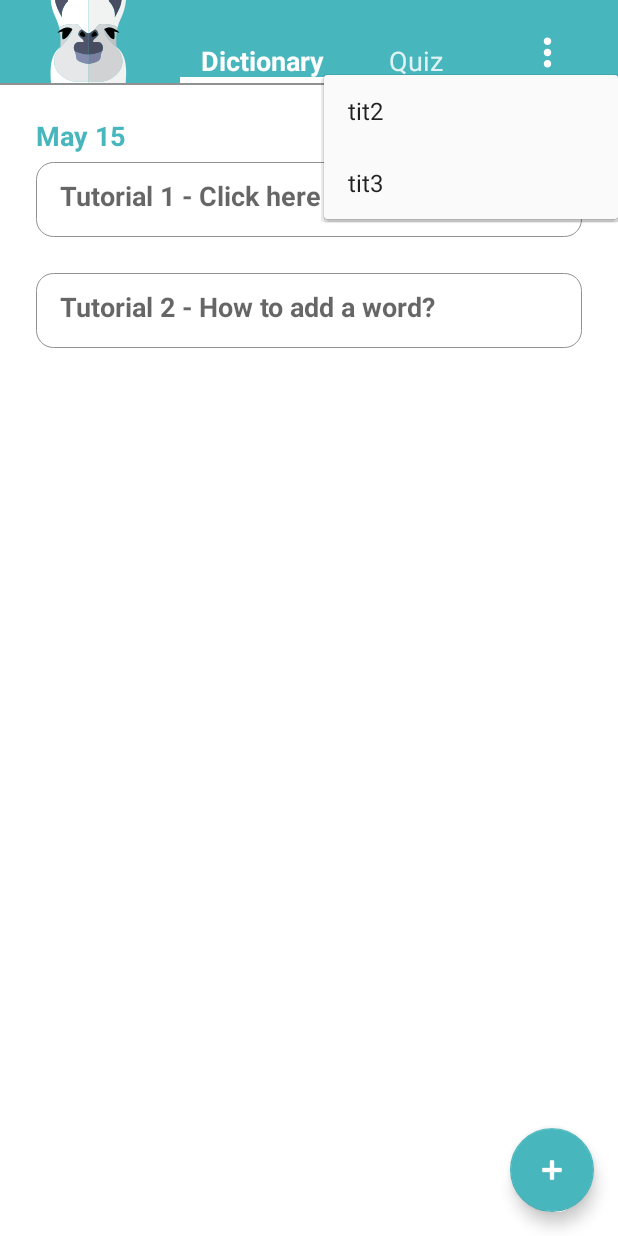
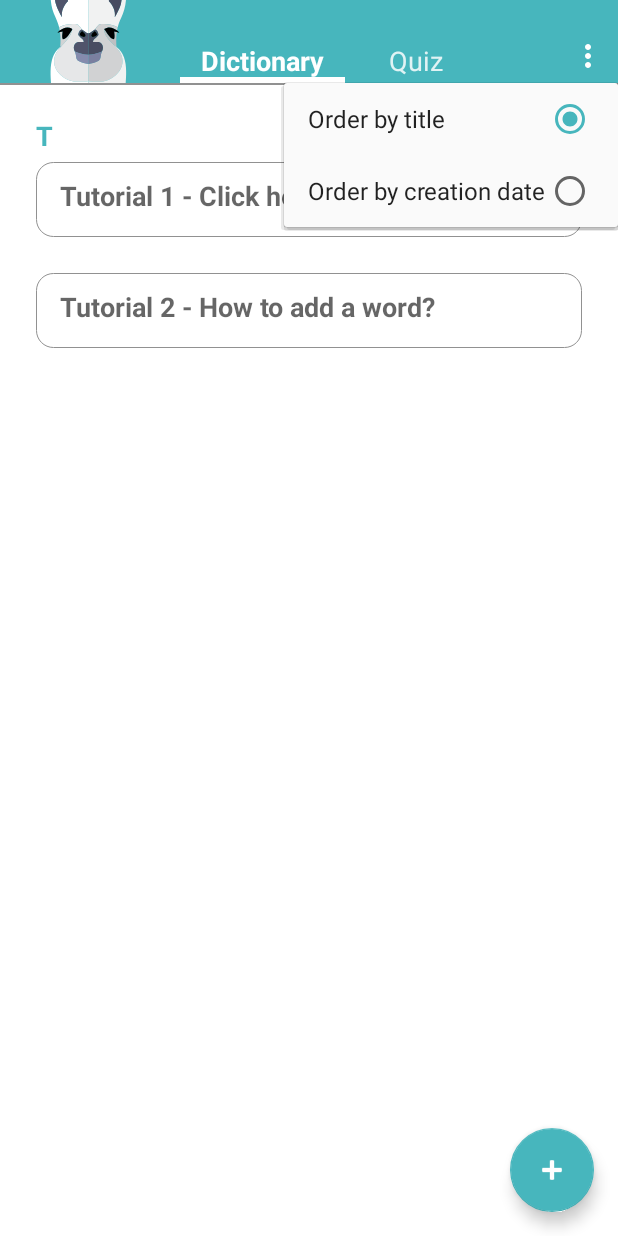
Before and after one commit to OresteVisari/prof-lama, an Android app: the screen it shows after launch (MainActivity), after a tap on an icon or button, on a phone screen of 412 x 824 dp. Run offline under Robolectric (Android 15) with nearby library versions, the light colour scheme and no system bars; libraries missing offline, so code that uses them is left out: org.commonmark.node, org.commonmark.parser, org.commonmark.renderer; 2 statements that could not run were skipped; 2 other taps on this screen came first.

Commit message:
Impove the option menu

```diff
--- a/app/src/main/java/fr/pbenoit/proflama/activities/MainActivity.java
+++ b/app/src/main/java/fr/pbenoit/proflama/activities/MainActivity.java
@@ -107,12 +107,15 @@ public class MainActivity extends AppCompatActivity implements AddNoteDialog.Add
         //notesView.setAdapter(new EditionNoteAdapter(this, NotesUtils.getUncompleteNote(notes)));
     }
 
+    public void changeOrder() {
+        Note.toggleMode();
+        Collections.sort(notes);
+        notesView.setAdapter(new NoteAdapter(this, notes));
+        return;
+    }
 
     public void openMainPage() {
         if (MenuController.CURRENT_MENU == MenuController.ALL) {
-            Note.toggleMode();
-            Collections.sort(notes);
-            notesView.setAdapter(new NoteAdapter(this, notes));
             return;
         }
 
--- a/app/src/main/java/fr/pbenoit/proflama/controller/MenuController.java
+++ b/app/src/main/java/fr/pbenoit/proflama/controller/MenuController.java
@@ -2,11 +2,13 @@ package fr.pbenoit.proflama.controller;
 
 import android.graphics.Typeface;
 import android.view.MenuInflater;
+import android.view.MenuItem;
 import android.view.View;
 import android.widget.ImageView;
 import android.widget.ListView;
 import android.widget.TextView;
 
+import androidx.appcompat.view.ContextThemeWrapper;
 import androidx.appcompat.widget.PopupMenu;
 
 import fr.pbenoit.proflama.R;
@@ -29,9 +31,9 @@ public class MenuController {
         this.menuItemAll = activity.findViewById(R.id.textMenuAll);
         this.menuItemTraining = activity.findViewById(R.id.textMenuTraining);
         this.optionMenuView = activity.findViewById(R.id.option_menu_icon);
-        this.popupMenu = new PopupMenu(activity, this.optionMenuView);
-        MenuInflater inflater = this.popupMenu.getMenuInflater();
-        inflater.inflate(R.menu.option_menu, this.popupMenu.getMenu());
+
+        ContextThemeWrapper wrapper = new ContextThemeWrapper(activity, R.style.MyPopupTheme);
+        this.popupMenu = new PopupMenu(wrapper, this.optionMenuView);
 
         View.OnClickListener onClickMainPageMenu = new View.OnClickListener() {
             @Override
@@ -57,6 +59,21 @@ public class MenuController {
         menuItemAll.setOnClickListener(onClickMainPageMenu);
         menuItemTraining.setOnClickListener(onClickTrainingMenu);
         optionMenuView.setOnClickListener(onClickOptionMenu);
+
+        MenuInflater inflater = this.popupMenu.getMenuInflater();
+        inflater.inflate(R.menu.option_menu, this.popupMenu.getMenu());
+        this.popupMenu.getMenu().getItem(0).setChecked(true);
+        this.popupMenu.setOnMenuItemClickListener(new PopupMenu.OnMenuItemClickListener() {
+            @Override
+            public boolean onMenuItemClick(MenuItem item) {
+                if (item.isChecked()) {
+                    return false;
+                }
+                item.setChecked(true);
+                activity.changeOrder();
+                return true;
+            }
+        });
     }
 
     public void enableMenu(String name) {
@@ -75,10 +92,6 @@ public class MenuController {
         }
     }
 
-    public TextView getMenuItemTraining() {
-        return this.menuItemAll;
-    }
-
     private void enableMenuItem(TextView view) {
         view.setBackgroundResource(R.drawable.border);
         view.setTypeface(null, Typeface.BOLD);
--- a/app/src/main/res/layout/menu.xml
+++ b/app/src/main/res/layout/menu.xml
@@ -55,20 +55,23 @@
                 android:textSize="18sp" />
         </FrameLayout>
 
-        <FrameLayout
+        <RelativeLayout
             android:layout_width="match_parent"
             android:layout_height="match_parent"
-            android:paddingLeft="350dp"
-            android:paddingTop="20dp">
+            >
 
             <ImageView
                 android:id="@+id/option_menu_icon"
                 android:layout_width="30dp"
                 android:layout_height="30dp"
                 android:scaleType="centerCrop"
+                android:layout_alignParentRight="true"
+                android:layout_alignParentBottom="true"
+                android:paddingBottom="6dp"
+                android:paddingRight="10dp"
                 app:srcCompat="@drawable/ic_more_vert_white_24dp" />
 
-        </FrameLayout>
+        </RelativeLayout>
     </FrameLayout>
     <View
         android:id="@+id/divider"
--- a/app/src/main/res/menu/option_menu.xml
+++ b/app/src/main/res/menu/option_menu.xml
@@ -2,12 +2,28 @@
 <menu xmlns:android="http://schemas.android.com/apk/res/android"
     xmlns:app="http://schemas.android.com/apk/res-auto">
 
-    <item android:id="@+id/menu1"
-        android:title="tit2"
-        app:showAsAction="never"
-        ></item>
-    <item android:id="@+id/menu2"
-        android:title="tit3"
-        app:showAsAction="never"
-        ></item>
+    <group android:id="@+id/grp1" android:checkableBehavior="single" >
+        <item android:id="@+id/option_menu_alphabetic"
+            android:title="@string/alphabetic_order"
+            app:showAsAction="never"
+            android:orderInCategory="0"
+            ></item>
+        <item android:id="@+id/option_menu_historical"
+            android:title="@string/historical_order"
+            app:showAsAction="always"
+            android:orderInCategory="1"
+            ></item>
+    </group>
+
+<!--    <group android:id="@+id/grp2" android:checkableBehavior="single" >-->
+<!--        <item android:id="@+id/menu3"-->
+<!--            android:title="Word completed"-->
+<!--            app:showAsAction="never"-->
+<!--            ></item>-->
+<!--        <item android:id="@+id/menu4"-->
+<!--            android:title="Word uncompleted"-->
+<!--            app:showAsAction="never"-->
+<!--            ></item>-->
+<!--    </group>-->
+
 </menu>
--- a/app/src/main/res/values/strings.xml
+++ b/app/src/main/res/values/strings.xml
@@ -34,4 +34,8 @@
     <string name="tutorial2title">Tutorial 2 - How to add a word?</string>
     <string name="tutorial2definition">Add a new word manually – click on the «+ » button to add a word you want to save. You can add the definition or quotations.</string>
     <string name="tutorial2quote">Add a new word from the Internet – do a long press on the word you want to save and simply add it to Prof Lama.Not sure on how to to this? You can also watch the video tutorial on the Google Play page of Prof Lama.</string>
+
+    <!-- Menu option -->
+    <string name="alphabetic_order">Order by title</string>
+    <string name="historical_order">Order by creation date</string>
 </resources>
--- a/app/src/main/res/values/styles.xml
+++ b/app/src/main/res/values/styles.xml
@@ -1,4 +1,4 @@
-<resources>
+<resources xmlns:android="http://schemas.android.com/apk/res/android">
 
     <!-- Base application theme. -->
     <style name="AppTheme" parent="Theme.AppCompat.Light.DarkActionBar">
@@ -17,4 +17,8 @@
         <item name="android:backgroundTint">@color/colorPrimary</item>
     </style>
 
+    <style name="MyPopupTheme" parent="Widget.AppCompat.PopupMenu">
+        <item name="colorAccent">@color/colorPrimary</item>
+        <item name="android:popupBackground">@color/colorPrimary</item>
+    </style>
 </resources>
```
Also changed, not shown: 2 other files.
